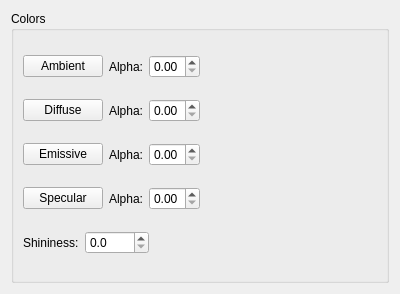
Before: the Qt Designer form eidolon/resources/ui/material.ui in ericspod/Eidolon, drawn with Qt 5.
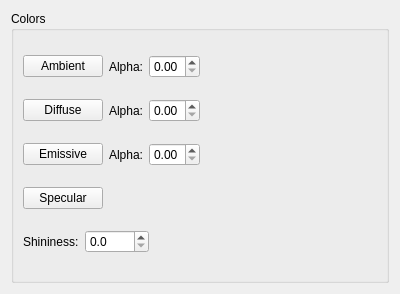
After: the same form once the commit is applied.

Diff of the .ui file:
```diff
--- a/eidolon/resources/ui/material.ui
+++ b/eidolon/resources/ui/material.ui
@@ -212,23 +212,6 @@
           </property>
          </widget>
         </item>
-        <item>
-         <widget class="QLabel" name="label_3">
-          <property name="text">
-           <string>Alpha:</string>
-          </property>
-         </widget>
-        </item>
-        <item>
-         <widget class="QDoubleSpinBox" name="SpecularAlpha">
-          <property name="maximum">
-           <double>1.000000000000000</double>
-          </property>
-          <property name="singleStep">
-           <double>0.050000000000000</double>
-          </property>
-         </widget>
-        </item>
         <item>
          <spacer name="horizontalSpacer_3">
           <property name="orientation">
```
